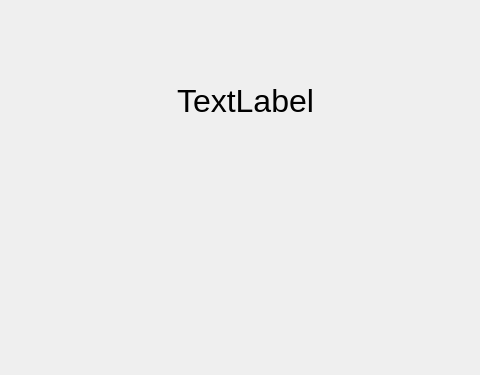
First picture: the form in Chapter05/BigProject/mainwindow.ui, repository CharlesDias/Hands-on-Embedded-Prog-Qt-iMX6ULL, before the edit; both pictures show x 120 to 600 and y 105 to 480 of the 800 by 480 pixel window.
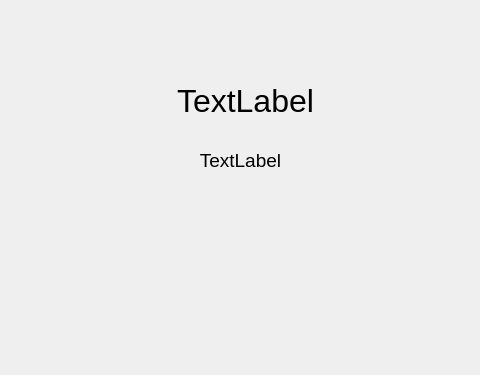
Second picture: the form after the edit.

```diff
--- a/Chapter05/BigProject/mainwindow.ui
+++ b/Chapter05/BigProject/mainwindow.ui
@@ -35,6 +35,27 @@
      <set>Qt::AlignCenter</set>
     </property>
    </widget>
+   <widget class="QLabel" name="tempDisplay">
+    <property name="geometry">
+     <rect>
+      <x>310</x>
+      <y>250</y>
+      <width>101</width>
+      <height>31</height>
+     </rect>
+    </property>
+    <property name="font">
+     <font>
+      <pointsize>14</pointsize>
+     </font>
+    </property>
+    <property name="text">
+     <string>TextLabel</string>
+    </property>
+    <property name="alignment">
+     <set>Qt::AlignCenter</set>
+    </property>
+   </widget>
   </widget>
   <widget class="QMenuBar" name="menubar">
    <property name="geometry">
```
